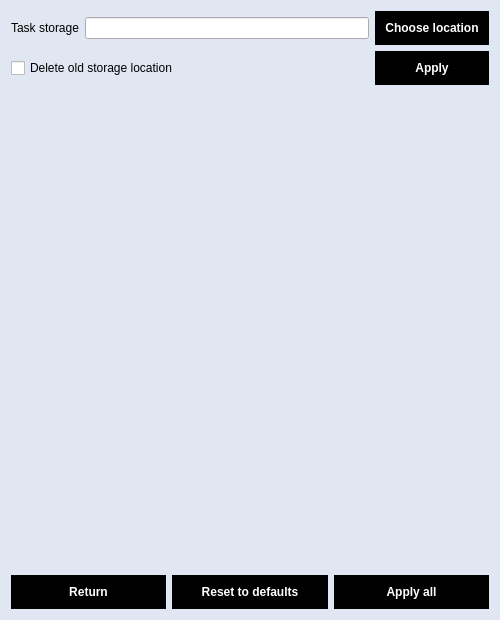
Before: the Qt Designer form settings.ui in SecurityCze/programming_for_dummies_by_dummies_application, drawn with Qt 5.
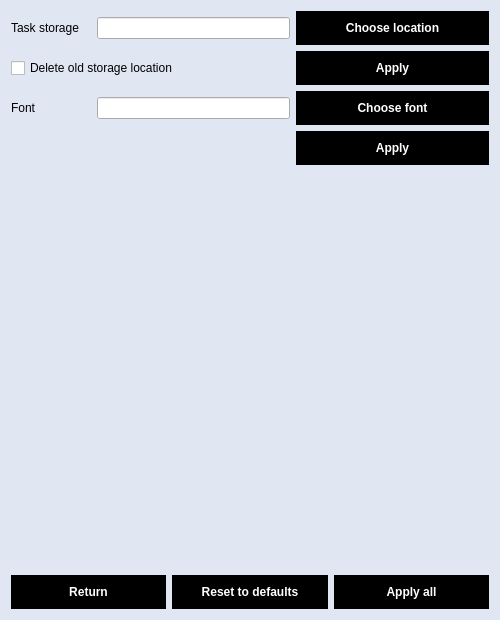
After: the same form once the commit is applied.

Commit message: Add: font change prototype

```diff
--- a/settings.ui
+++ b/settings.ui
@@ -35,21 +35,21 @@
 }
 
 /* OKbutton button style */
-QPushButton[objectName=&quot;OKbutton&quot;], QPushButton[objectName=&quot;applyAllButton&quot;], QPushButton[objectName=&quot;taskStorageApplyButton&quot;] {
+QPushButton[objectName=&quot;OKbutton&quot;], QPushButton[objectName=&quot;applyAllButton&quot;], QPushButton[objectName=&quot;taskStorageApplyButton&quot;], QPushButton[objectName=&quot;fontApplyButton&quot;] {
 	background-color: #85B404;
 }
 
-QPushButton[objectName=&quot;OKbutton&quot;]:hover, QPushButton[objectName=&quot;applyAllButton&quot;]:hover, QPushButton[objectName=&quot;taskStorageApplyButton&quot;]:hover {
+QPushButton[objectName=&quot;OKbutton&quot;]:hover, QPushButton[objectName=&quot;applyAllButton&quot;]:hover, QPushButton[objectName=&quot;taskStorageApplyButton&quot;]:hover, QPushButton[objectName=&quot;fontApplyButton&quot;]:hover {
 	background-color: #A2DC04;
 }
 
 /* refresh button style */
-QPushButton[objectName=&quot;refreshButton&quot;], QPushButton[objectName=&quot;taskStorageChooseDialogButton&quot;],
+QPushButton[objectName=&quot;refreshButton&quot;], QPushButton[objectName=&quot;taskStorageChooseDialogButton&quot;], QPushButton[objectName=&quot;fontChooseDialogButton&quot;],
 QPushButton[objectName=&quot;resetDefaultButton&quot;] {
 	background-color: #197BBD;
 }
 
-QPushButton[objectName=&quot;refreshButton&quot;]:hover, QPushButton[objectName=&quot;taskStorageChooseDialogButton&quot;]:hover,
+QPushButton[objectName=&quot;refreshButton&quot;]:hover, QPushButton[objectName=&quot;taskStorageChooseDialogButton&quot;]:hover, QPushButton[objectName=&quot;fontChooseDialogButton&quot;]:hover,
 QPushButton[objectName=&quot;resetDefaultButton&quot;]:hover {
 	background-color: #6A7FDB;
 }
@@ -63,32 +63,63 @@
 	background-color: #FF0022;
 }
 
-QPushButton[objectName=&quot;applyAllButton&quot;]:disabled, QPushButton[objectName=&quot;taskStorageApplyButton&quot;]:disabled {
+QPushButton[objectName=&quot;applyAllButton&quot;]:disabled, QPushButton[objectName=&quot;taskStorageApplyButton&quot;]:disabled, QPushButton[objectName=&quot;fontApplyButton&quot;]:disabled {
     background-color: #87898D;
 }</string>
   </property>
   <layout class="QVBoxLayout" name="verticalLayout">
    <item>
     <layout class="QGridLayout" name="taskStorageLayout">
-     <item row="0" column="0">
-      <widget class="QLabel" name="taskStorageSettingsNameLabel">
-       <property name="text">
-        <string>Task storage</string>
-       </property>
-      </widget>
-     </item>
-     <item row="0" column="1">
-      <widget class="QLineEdit" name="taskStorageChosenLocation"/>
-     </item>
      <item row="0" column="2">
       <widget class="QPushButton" name="taskStorageChooseDialogButton">
+       <property name="sizePolicy">
+        <sizepolicy hsizetype="Expanding" vsizetype="Fixed">
+         <horstretch>0</horstretch>
+         <verstretch>0</verstretch>
+        </sizepolicy>
+       </property>
+       <property name="minimumSize">
+        <size>
+         <width>0</width>
+         <height>0</height>
+        </size>
+       </property>
+       <property name="toolTip">
+        <string>Lets you choose a storage location for tasks</string>
+       </property>
        <property name="text">
         <string>Choose location</string>
        </property>
       </widget>
      </item>
+     <item row="0" column="1">
+      <widget class="QLineEdit" name="taskStorageChosenLocation">
+       <property name="toolTip">
+        <string>Chosen task storage</string>
+       </property>
+      </widget>
+     </item>
+     <item row="0" column="0">
+      <widget class="QLabel" name="taskStorageSettingsNameLabel">
+       <property name="minimumSize">
+        <size>
+         <width>80</width>
+         <height>0</height>
+        </size>
+       </property>
+       <property name="toolTip">
+        <string>Where are task description stored</string>
+       </property>
+       <property name="text">
+        <string>Task storage</string>
+       </property>
+      </widget>
+     </item>
      <item row="1" column="0" colspan="2">
       <widget class="QCheckBox" name="taskStorageDeleteCurrentBox">
+       <property name="toolTip">
+        <string>Do you want to delete everything iniside old location when changing?</string>
+       </property>
        <property name="text">
         <string>Delete old storage location</string>
        </property>
@@ -99,6 +130,98 @@
      </item>
      <item row="1" column="2">
       <widget class="QPushButton" name="taskStorageApplyButton">
+       <property name="sizePolicy">
+        <sizepolicy hsizetype="Expanding" vsizetype="Fixed">
+         <horstretch>0</horstretch>
+         <verstretch>0</verstretch>
+        </sizepolicy>
+       </property>
+       <property name="minimumSize">
+        <size>
+         <width>0</width>
+         <height>0</height>
+        </size>
+       </property>
+       <property name="toolTip">
+        <string>Apply storage location change</string>
+       </property>
+       <property name="text">
+        <string>Apply</string>
+       </property>
+      </widget>
+     </item>
+    </layout>
+   </item>
+   <item>
+    <layout class="QGridLayout" name="fontLayout">
+     <property name="sizeConstraint">
+      <enum>QLayout::SetMaximumSize</enum>
+     </property>
+     <item row="0" column="0">
+      <widget class="QLabel" name="fontChosenLabel">
+       <property name="minimumSize">
+        <size>
+         <width>80</width>
+         <height>0</height>
+        </size>
+       </property>
+       <property name="toolTip">
+        <string>What font to use</string>
+       </property>
+       <property name="text">
+        <string>Font</string>
+       </property>
+      </widget>
+     </item>
+     <item row="0" column="2">
+      <widget class="QPushButton" name="fontChooseDialogButton">
+       <property name="sizePolicy">
+        <sizepolicy hsizetype="Expanding" vsizetype="Fixed">
+         <horstretch>0</horstretch>
+         <verstretch>0</verstretch>
+        </sizepolicy>
+       </property>
+       <property name="minimumSize">
+        <size>
+         <width>0</width>
+         <height>0</height>
+        </size>
+       </property>
+       <property name="toolTip">
+        <string>Lets you choose a font</string>
+       </property>
+       <property name="text">
+        <string>Choose font</string>
+       </property>
+      </widget>
+     </item>
+     <item row="0" column="1">
+      <widget class="QLineEdit" name="fontChosenLine">
+       <property name="toolTip">
+        <string>Chosen font</string>
+       </property>
+       <property name="readOnly">
+        <bool>true</bool>
+       </property>
+      </widget>
+     </item>
+     <item row="1" column="2">
+      <widget class="QPushButton" name="fontApplyButton">
+       <property name="sizePolicy">
+        <sizepolicy hsizetype="Expanding" vsizetype="Fixed">
+         <horstretch>0</horstretch>
+         <verstretch>0</verstretch>
+        </sizepolicy>
+       </property>
+       <property name="minimumSize">
+        <size>
+         <width>0</width>
+         <height>0</height>
+        </size>
+       </property>
+       <property name="toolTip">
+        <string>Apply a font change</string>
+       </property>
        <property name="text">
         <string>Apply</string>
        </property>
@@ -111,6 +234,9 @@
      <property name="orientation">
       <enum>Qt::Vertical</enum>
      </property>
+     <property name="sizeType">
+      <enum>QSizePolicy::Expanding</enum>
+     </property>
      <property name="sizeHint" stdset="0">
       <size>
        <width>20</width>
@@ -123,6 +249,9 @@
     <layout class="QHBoxLayout" name="ApplyReturnLayout">
      <item>
       <widget class="QPushButton" name="returnButton">
+       <property name="toolTip">
+        <string>Returns to main menu</string>
+       </property>
        <property name="text">
         <string>Return</string>
        </property>
@@ -130,6 +259,9 @@
      </item>
      <item>
       <widget class="QPushButton" name="resetDefaultButton">
+       <property name="toolTip">
+        <string>Resets settings to default</string>
+       </property>
        <property name="text">
         <string>Reset to defaults</string>
        </property>
@@ -137,6 +269,9 @@
      </item>
      <item>
       <widget class="QPushButton" name="applyAllButton">
+       <property name="toolTip">
+        <string>Applies all changes</string>
+       </property>
        <property name="text">
         <string>Apply all</string>
        </property>
```
The commit also changes 5 other files.
